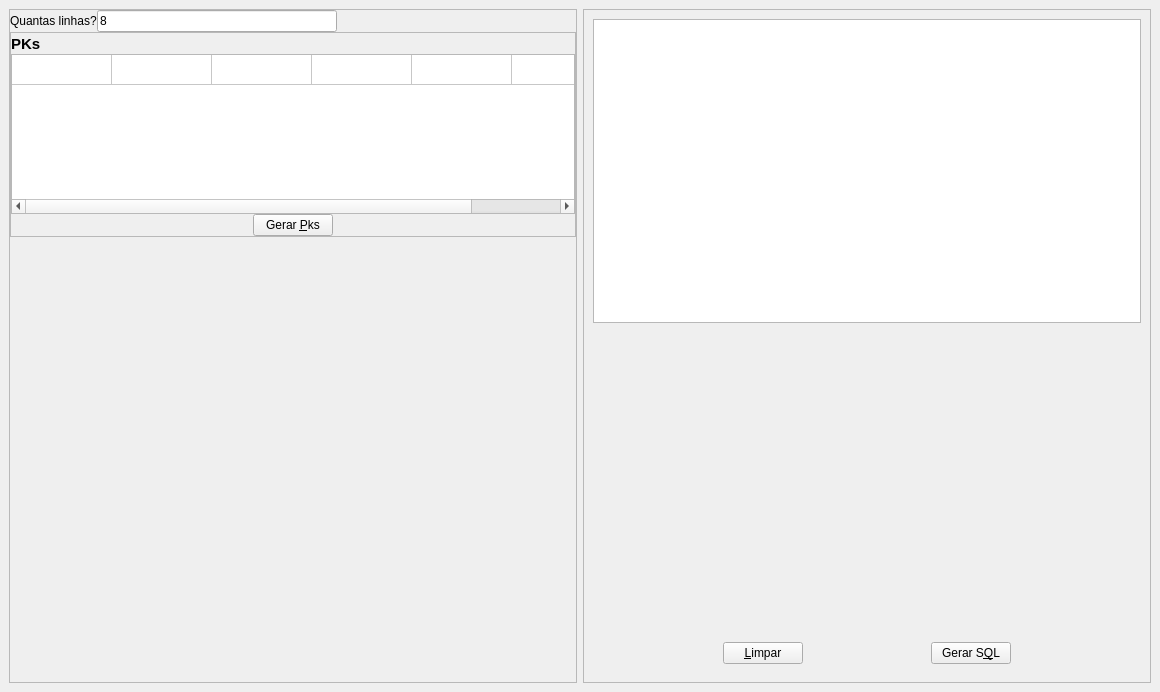
Above: code/sql/applications/insert_generator/table_insert_generator.ui from rodrigocanellas/tenacitas before the change. Below: the same form after it.
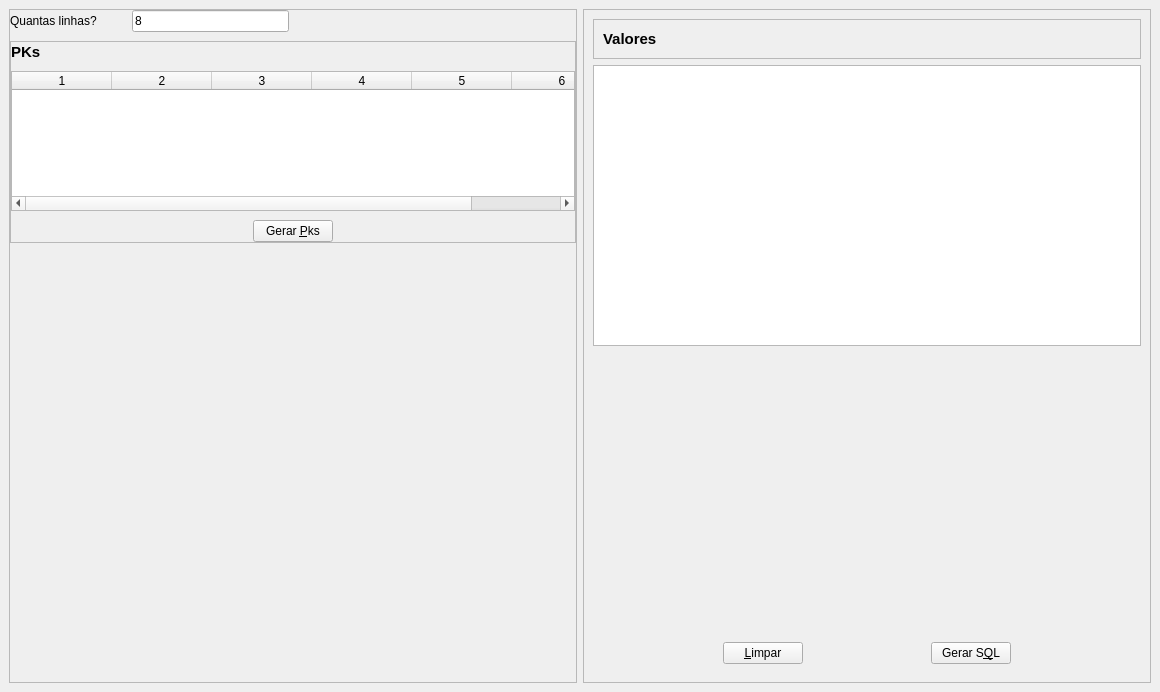
That is the form after the change. Icons and pictures are not drawn.

The edit to the form file:
```diff
--- a/code/sql/applications/insert_generator/table_insert_generator.ui
+++ b/code/sql/applications/insert_generator/table_insert_generator.ui
@@ -29,7 +29,7 @@
       </property>
       <layout class="QVBoxLayout" name="verticalLayout_2" stretch="5,30,65">
        <property name="spacing">
-        <number>0</number>
+        <number>9</number>
        </property>
        <property name="leftMargin">
         <number>0</number>
@@ -44,7 +44,7 @@
         <number>0</number>
        </property>
        <item>
-        <layout class="QHBoxLayout" name="horizontalLayout">
+        <layout class="QHBoxLayout" name="horizontalLayout" stretch="10,5,30,55">
          <item>
           <widget class="QLabel" name="lblAmountOfLines">
            <property name="text">
@@ -52,6 +52,19 @@
            </property>
           </widget>
          </item>
+         <item>
+          <spacer name="horizontalSpacer_8">
+           <property name="orientation">
+            <enum>Qt::Horizontal</enum>
+           </property>
+           <property name="sizeHint" stdset="0">
+            <size>
+             <width>40</width>
+             <height>20</height>
+            </size>
+           </property>
+          </spacer>
+         </item>
          <item>
           <widget class="QLineEdit" name="txtAmountOfLines">
            <property name="text">
@@ -87,7 +100,7 @@
          </property>
          <layout class="QVBoxLayout" name="verticalLayout" stretch="10,75,15">
           <property name="spacing">
-           <number>0</number>
+           <number>9</number>
           </property>
           <property name="leftMargin">
            <number>0</number>
@@ -135,18 +148,17 @@
           <item>
            <widget class="QTableWidget" name="tblPks">
             <property name="rowCount">
-             <number>1</number>
+             <number>0</number>
             </property>
             <property name="columnCount">
              <number>6</number>
             </property>
             <attribute name="horizontalHeaderVisible">
-             <bool>false</bool>
+             <bool>true</bool>
             </attribute>
             <attribute name="verticalHeaderVisible">
-             <bool>false</bool>
+             <bool>true</bool>
             </attribute>
-            <row/>
             <column/>
             <column/>
             <column/>
@@ -220,6 +232,45 @@
        <enum>QFrame::Raised</enum>
       </property>
       <layout class="QVBoxLayout" name="verticalLayout_3">
+       <item>
+        <widget class="QFrame" name="frame">
+         <property name="frameShape">
+          <enum>QFrame::StyledPanel</enum>
+         </property>
+         <property name="frameShadow">
+          <enum>QFrame::Raised</enum>
+         </property>
+         <layout class="QHBoxLayout" name="horizontalLayout_6">
+          <item>
+           <widget class="QLabel" name="lblValues">
+            <property name="font">
+             <font>
+              <pointsize>11</pointsize>
+              <weight>75</weight>
+              <bold>true</bold>
+             </font>
+            </property>
+            <property name="text">
+             <string>Valores</string>
+            </property>
+           </widget>
+          </item>
+          <item>
+           <spacer name="horizontalSpacer_9">
+            <property name="orientation">
+             <enum>Qt::Horizontal</enum>
+            </property>
+            <property name="sizeHint" stdset="0">
+             <size>
+              <width>40</width>
+              <height>20</height>
+             </size>
+            </property>
+           </spacer>
+          </item>
+         </layout>
+        </widget>
+       </item>
        <item>
         <widget class="QTableWidget" name="tblValues"/>
        </item>
@@ -237,7 +288,7 @@
         </spacer>
        </item>
        <item>
-        <widget class="QFrame" name="frame">
+        <widget class="QFrame" name="fraBtnsValues">
          <property name="frameShape">
           <enum>QFrame::NoFrame</enum>
          </property>
```
Left out of the diff: 8 changed lines with no effect on the pictures.
